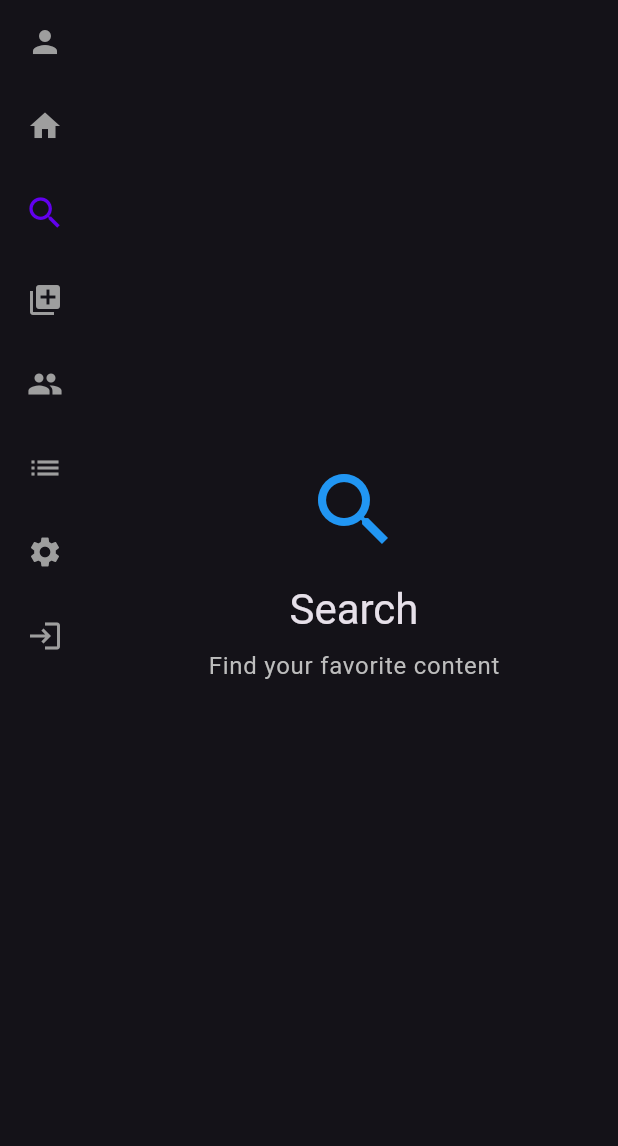
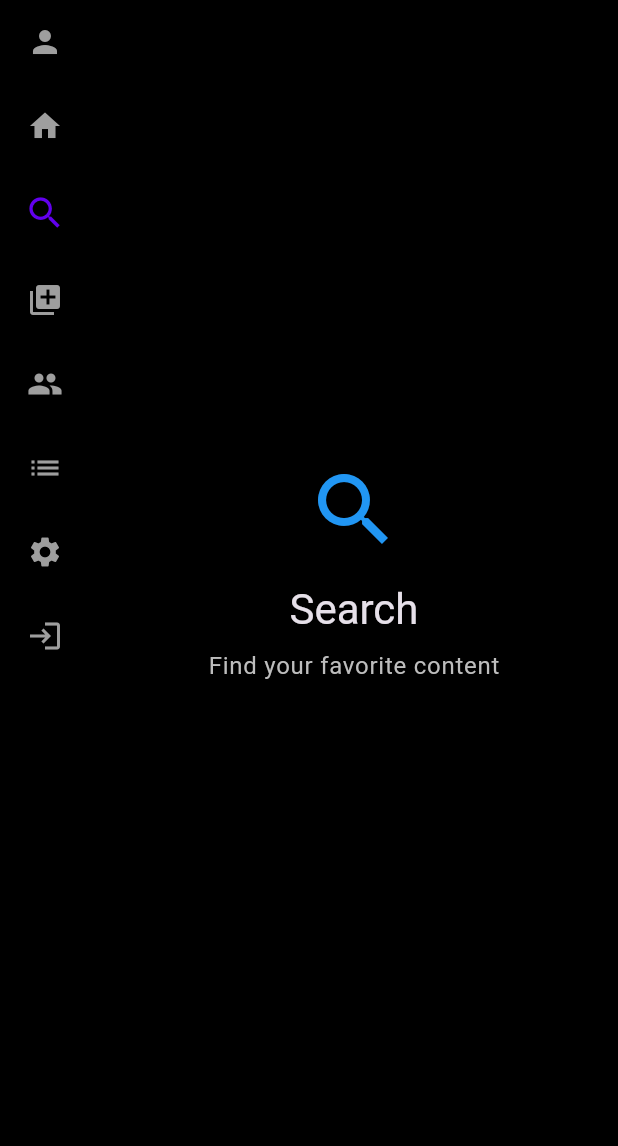
Before and after one commit to punesh12-rapidInnovation/tv-control-ui, a Flutter app: the screen it shows after launch, after a tap on the "search" icon, on a phone screen of 412 x 824 dp, the part 90-1236 px from its top. Run offline on Flutter 3.47's test engine with Material 3 defaults, Android fonts, the phone set to English and light mode, and no system bars; network calls fail.

Commit message:
added overscan for 1920px

```diff
--- a/lib/screens/home_screen.dart
+++ b/lib/screens/home_screen.dart
@@ -72,7 +72,11 @@ class _HomeScreenState extends State<HomeScreen> {
   @override
   Widget build(BuildContext context) {
     return Scaffold(
-      body: Column(
+      backgroundColor: Colors.black, // Overscan area color
+      body: Center(
+        child: Container(
+          constraints: const BoxConstraints(maxWidth: 1920),
+          child: Column(
             children: [
               TopNavBar(searchFocusNode: _searchFocus),
               Expanded(
@@ -82,13 +86,18 @@ class _HomeScreenState extends State<HomeScreen> {
                       selectedMenuItem: _selectedMenuItem,
                     ),
                     Expanded(
+                      child: Container(
+                        color: Colors.black, // Content area background
                         child: widget.body,
+                      ),
                     ),
                   ],
                 ),
               ),
             ],
           ),
+        ),
+      ),
     );
   }
 }
```
Lines whose indentation alone changed are shown as unchanged.
